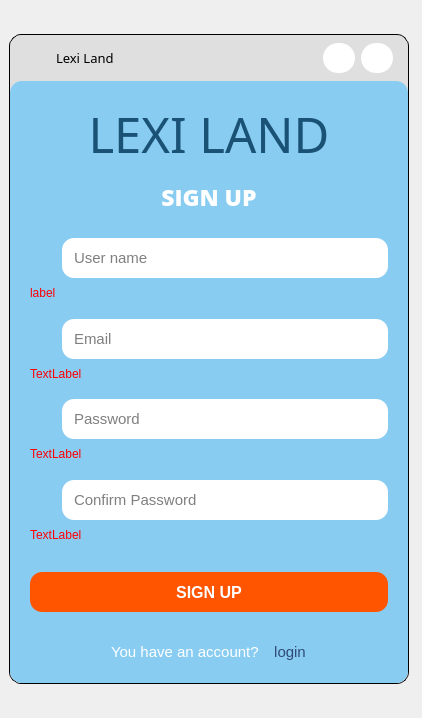
Above: UI/forms/login_register.ui from yuukun123/LexiLand before the change. Below: the same form after it.
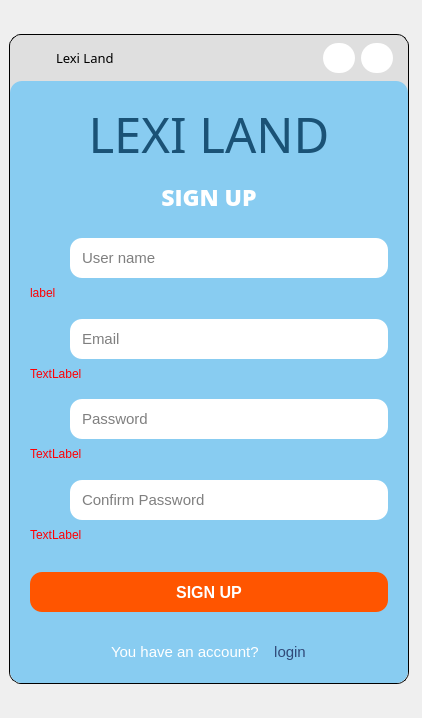
That is the form after the change. The open tabs and pages were chosen to show the change. Icons and pictures are not drawn.

Patch:
```diff
--- a/UI/forms/login_register.ui
+++ b/UI/forms/login_register.ui
@@ -856,6 +856,9 @@
                     </property>
                     <item>
                      <layout class="QHBoxLayout" name="horizontalLayout_39">
+                      <property name="spacing">
+                       <number>8</number>
+                      </property>
                       <property name="bottomMargin">
                        <number>0</number>
                       </property>
@@ -941,6 +944,9 @@
                     </property>
                     <item>
                      <layout class="QHBoxLayout" name="horizontalLayout_41">
+                      <property name="spacing">
+                       <number>8</number>
+                      </property>
                       <item>
                        <widget class="QPushButton" name="pushButton_11">
                         <property name="text">
@@ -1023,6 +1029,9 @@
                     </property>
                     <item>
                      <layout class="QHBoxLayout" name="horizontalLayout_43">
+                      <property name="spacing">
+                       <number>8</number>
+                      </property>
                       <item>
                        <widget class="QPushButton" name="pushButton_12">
                         <property name="text">
@@ -1108,6 +1117,9 @@
                     </property>
                     <item>
                      <layout class="QHBoxLayout" name="horizontalLayout_45">
+                      <property name="spacing">
+                       <number>8</number>
+                      </property>
                       <item>
                        <widget class="QPushButton" name="pushButton_13">
                         <property name="text">
```
Left out of the diff: 2 changed lines with no effect on the pictures.
